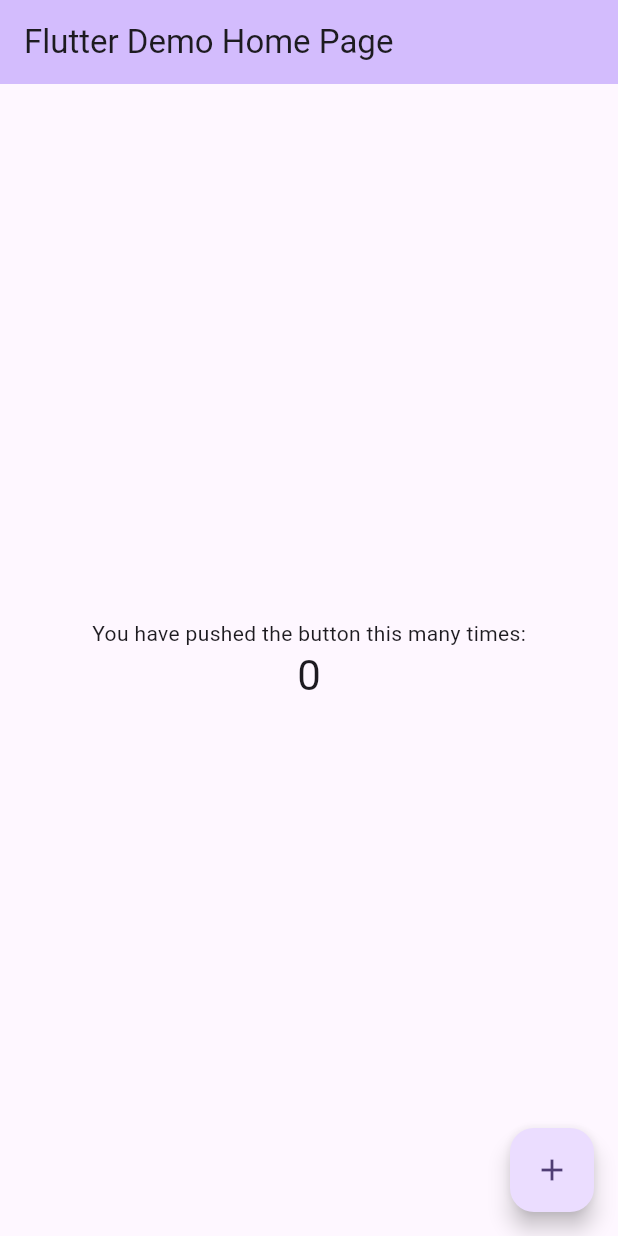
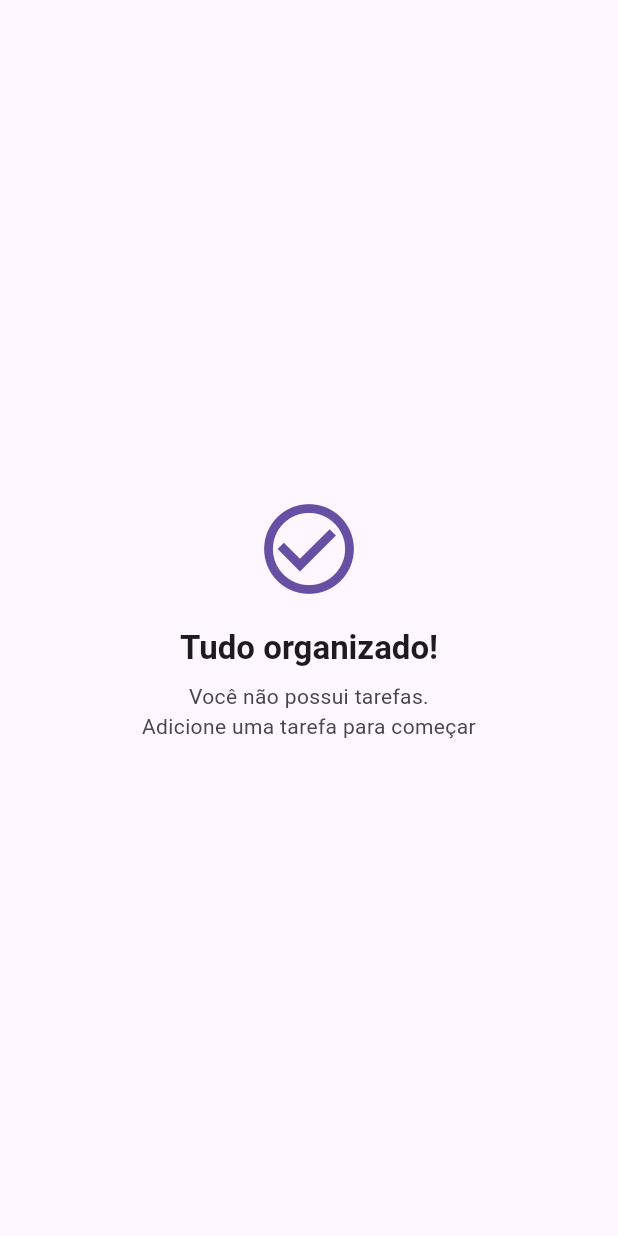
Before and after one commit to gustavogrodrigues8/todo_list_flutter, a Flutter app: the screen it shows after launch, on a phone screen of 412 x 824 dp. Run offline on Flutter 3.47's test engine with Material 3 defaults, Android fonts, the phone set to English and light mode, and no system bars.

Commit message:
Alterações aula 21/10/2026

```diff
--- a/lib/main.dart
+++ b/lib/main.dart
@@ -1,122 +1,13 @@
 import 'package:flutter/material.dart';
+import 'widgets/empty_state.dart';
 
 void main() {
-  runApp(const MyApp());
+  runApp(const MaterialApp(
+    debugShowCheckedModeBanner: false,
+    home: Scaffold(
+      body: Center(
+        child: EmptyState(),
+      ),
+    ),
+  ));
 }
-
-class MyApp extends StatelessWidget {
-  const MyApp({super.key});
-
-  // This widget is the root of your application.
-  @override
-  Widget build(BuildContext context) {
-    return MaterialApp(
-      title: 'Flutter Demo',
-      theme: ThemeData(
-        // This is the theme of your application.
-        //
-        // TRY THIS: Try running your application with "flutter run". You'll see
-        // the application has a purple toolbar. Then, without quitting the app,
-        // try changing the seedColor in the colorScheme below to Colors.green
-        // and then invoke "hot reload" (save your changes or press the "hot
-        // reload" button in a Flutter-supported IDE, or press "r" if you used
-        // the command line to start the app).
-        //
-        // Notice that the counter didn't reset back to zero; the application
-        // state is not lost during the reload. To reset the state, use hot
-        // restart instead.
-        //
-        // This works for code too, not just values: Most code changes can be
-        // tested with just a hot reload.
-        colorScheme: .fromSeed(seedColor: Colors.deepPurple),
-      ),
-      home: const MyHomePage(title: 'Flutter Demo Home Page'),
-    );
-  }
-}
-
-class MyHomePage extends StatefulWidget {
-  const MyHomePage({super.key, required this.title});
-
-  // This widget is the home page of your application. It is stateful, meaning
-  // that it has a State object (defined below) that contains fields that affect
-  // how it looks.
-
-  // This class is the configuration for the state. It holds the values (in this
-  // case the title) provided by the parent (in this case the App widget) and
-  // used by the build method of the State. Fields in a Widget subclass are
-  // always marked "final".
-
-  final String title;
-
-  @override
-  State<MyHomePage> createState() => _MyHomePageState();
-}
-
-class _MyHomePageState extends State<MyHomePage> {
-  int _counter = 0;
-
-  void _incrementCounter() {
-    setState(() {
-      // This call to setState tells the Flutter framework that something has
-      // changed in this State, which causes it to rerun the build method below
-      // so that the display can reflect the updated values. If we changed
-      // _counter without calling setState(), then the build method would not be
-      // called again, and so nothing would appear to happen.
-      _counter++;
-    });
-  }
-
-  @override
-  Widget build(BuildContext context) {
-    // This method is rerun every time setState is called, for instance as done
-    // by the _incrementCounter method above.
-    //
-    // The Flutter framework has been optimized to make rerunning build methods
-    // fast, so that you can just rebuild anything that needs updating rather
-    // than having to individually change instances of widgets.
-    return Scaffold(
-      appBar: AppBar(
-        // TRY THIS: Try changing the color here to a specific color (to
-        // Colors.amber, perhaps?) and trigger a hot reload to see the AppBar
-        // change color while the other colors stay the same.
-        backgroundColor: Theme.of(context).colorScheme.inversePrimary,
-        // Here we take the value from the MyHomePage object that was created by
-        // the App.build method, and use it to set our appbar title.
-        title: Text(widget.title),
-      ),
-      body: Center(
-        // Center is a layout widget. It takes a single child and positions it
-        // in the middle of the parent.
-        child: Column(
-          // Column is also a layout widget. It takes a list of children and
-          // arranges them vertically. By default, it sizes itself to fit its
-          // children horizontally, and tries to be as tall as its parent.
-          //
-          // Column has various properties to control how it sizes itself and
-          // how it positions its children. Here we use mainAxisAlignment to
-          // center the children vertically; the main axis here is the vertical
-          // axis because Columns are vertical (the cross axis would be
-          // horizontal).
-          //
-          // TRY THIS: Invoke "debug painting" (choose the "Toggle Debug Paint"
-          // action in the IDE, or press "p" in the console), to see the
-          // wireframe for each widget.
-          mainAxisAlignment: .center,
-          children: [
-            const Text('You have pushed the button this many times:'),
-            Text(
-              '$_counter',
-              style: Theme.of(context).textTheme.headlineMedium,
-            ),
-          ],
-        ),
-      ),
-      floatingActionButton: FloatingActionButton(
-        onPressed: _incrementCounter,
-        tooltip: 'Increment',
-        child: const Icon(Icons.add),
-      ),
-    );
-  }
-}
--- /dev/null
+++ b/lib/widgets/empty_state.dart
@@ -0,0 +1,45 @@
+import 'package:flutter/material.dart';
+
+class EmptyState extends StatelessWidget {
+  final String message;
+
+  const EmptyState({
+    super.key,
+    this.message = 'Você não possui tarefas.\nAdicione uma tarefa para começar',
+  });
+
+  @override
+  Widget build(BuildContext context) {
+    final colorScheme = Theme.of(context).colorScheme;
+    final textTheme = Theme.of(context).textTheme;
+
+    return Padding(
+      padding: const EdgeInsets.all(32),
+      child: Column(
+        mainAxisSize: MainAxisSize.min,
+        children: [
+          Icon(
+            Icons.check_circle_outline,
+            size: 72,
+            color: colorScheme.primary,
+          ),
+          const SizedBox(height: 16),
+          Text(
+            'Tudo organizado!',
+            style: textTheme.titleLarge?.copyWith(
+              fontWeight: FontWeight.bold,
+            ),
+          ),
+          const SizedBox(height: 8),
+          Text(
+            message,
+            textAlign: TextAlign.center,
+            style: textTheme.bodyMedium?.copyWith(
+              color: colorScheme.onSurfaceVariant,
+            ),
+          ),
+        ],
+      ),
+    );
+  }
+}
```
Also changed, not shown: lib/models/task.dart (added, +48 -0 lines), lib/models/app_settings.dart (added).
